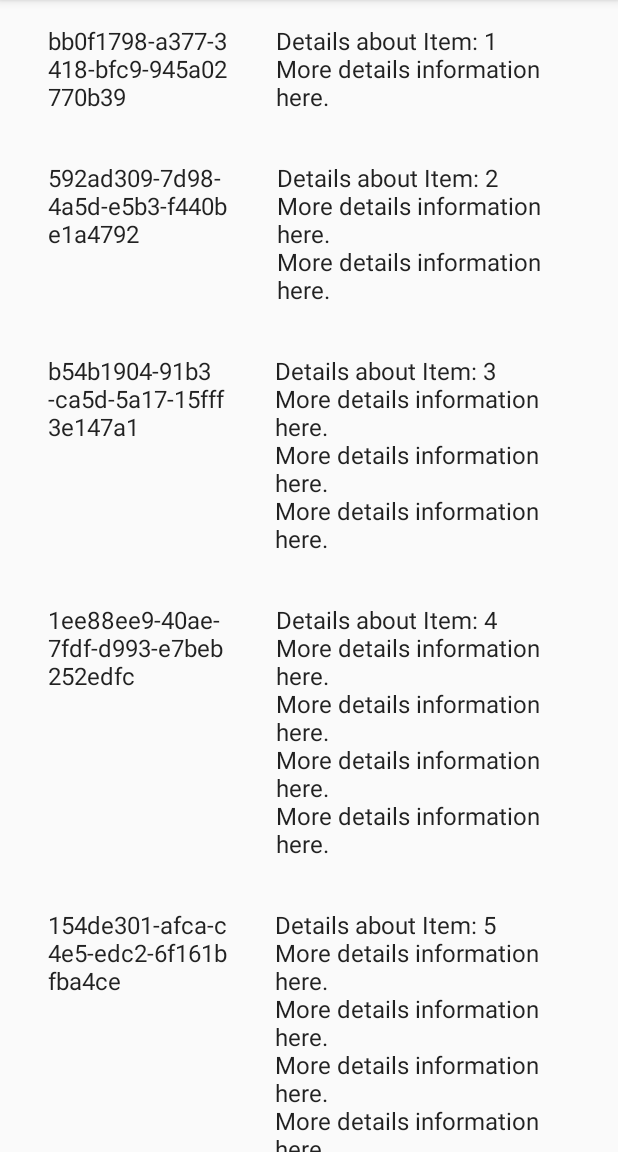
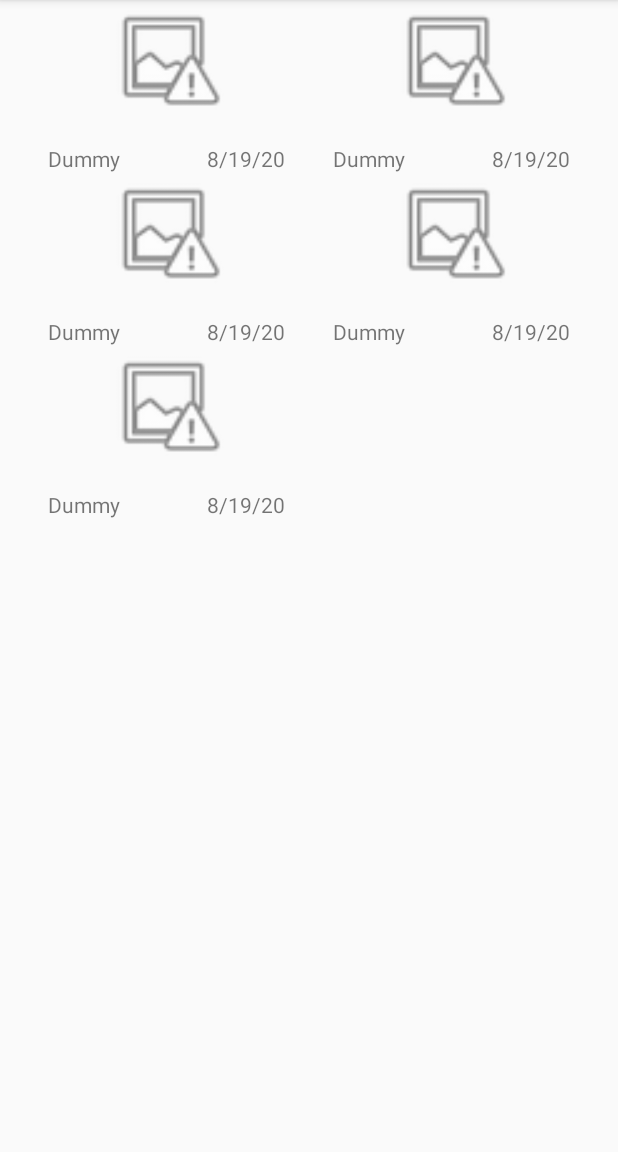
Before and after one commit to mressier/kta-tract-collection, an Android app: the screen it shows after launch (MainActivity), on a phone screen of 412 x 824 dp, the part 84-1236 px from its top. Run offline under Robolectric (Android 15) with nearby library versions, the phone set to English and light mode, and no system bars.

Commit message:
Add navigation on project

```diff
--- a/KtaTractCollection/app/build.gradle
+++ b/KtaTractCollection/app/build.gradle
@@ -1,6 +1,7 @@
 apply plugin: 'com.android.application'
 apply plugin: 'kotlin-android'
 apply plugin: 'kotlin-android-extensions'
+apply plugin: "androidx.navigation.safeargs"
 
 android {
     compileSdkVersion 29
--- a/KtaTractCollection/app/src/main/java/com/onion/ktatractcollection/Activities/MainActivity.kt
+++ b/KtaTractCollection/app/src/main/java/com/onion/ktatractcollection/Activities/MainActivity.kt
@@ -2,11 +2,20 @@ package com.onion.ktatractcollection.Activities
 
 import androidx.appcompat.app.AppCompatActivity
 import android.os.Bundle
+import androidx.navigation.findNavController
+import com.onion.ktatractcollection.Fragments.TractList.TractListFragment
+import com.onion.ktatractcollection.Fragments.TractList.TractListFragmentDirections
 import com.onion.ktatractcollection.R
+import java.util.*
 
-class MainActivity : AppCompatActivity() {
+class MainActivity : AppCompatActivity(), TractListFragment.Callbacks {
     override fun onCreate(savedInstanceState: Bundle?) {
         super.onCreate(savedInstanceState)
         setContentView(R.layout.activity_main)
     }
+
+    override fun onTractSelected(tractId: UUID) {
+        val action = TractListFragmentDirections.showTract(tractId.toString())
+        findNavController(R.id.nav_host_fragment).navigate(action)
+    }
 }
--- a/KtaTractCollection/app/src/main/java/com/onion/ktatractcollection/Fragments/TractList/MyTractRecyclerViewAdapter.kt
+++ b/KtaTractCollection/app/src/main/java/com/onion/ktatractcollection/Fragments/TractList/TractListAdapter.kt
@@ -8,14 +8,16 @@ import android.widget.TextView
 import com.onion.ktatractcollection.R
 
 import com.onion.ktatractcollection.Models.Tract
+import java.text.DateFormat
 
 /**
  * [RecyclerView.Adapter] that can display a [Tract].
  * TODO: Replace the implementation with code for your data type.
  */
-class MyTractRecyclerViewAdapter(
-    private val values: List<Tract>
-) : RecyclerView.Adapter<MyTractRecyclerViewAdapter.ViewHolder>() {
+class TractListAdapter(
+    private val values: List<Tract>,
+    private val callbacks: TractListFragment.Callbacks?
+) : RecyclerView.Adapter<TractListAdapter.ViewHolder>() {
 
     override fun onCreateViewHolder(parent: ViewGroup, viewType: Int): ViewHolder {
         val view = LayoutInflater.from(parent.context)
@@ -25,18 +27,19 @@ class MyTractRecyclerViewAdapter(
 
     override fun onBindViewHolder(holder: ViewHolder, position: Int) {
         val item = values[position]
-        holder.idView.text = item.id.toString()
-        holder.contentView.text = item.comment
+        holder.authorText.text = item.author
+        holder.dateText.text = DateFormat.getDateInstance(DateFormat.SHORT).format(item.discoveryDate)
+        holder.itemView.setOnClickListener { callbacks?.onTractSelected(item.id) }
     }
 
     override fun getItemCount(): Int = values.size
 
     inner class ViewHolder(view: View) : RecyclerView.ViewHolder(view) {
-        val idView: TextView = view.findViewById(R.id.item_number)
-        val contentView: TextView = view.findViewById(R.id.content)
+        val authorText: TextView = view.findViewById(R.id.author_text)
+        val dateText: TextView = view.findViewById(R.id.date_text)
 
         override fun toString(): String {
-            return super.toString() + " '" + contentView.text + "'"
+            return super.toString() + " '" + authorText.text + "'"
         }
     }
 }
--- a/KtaTractCollection/app/src/main/java/com/onion/ktatractcollection/Fragments/TractList/TractListFragment.kt
+++ b/KtaTractCollection/app/src/main/java/com/onion/ktatractcollection/Fragments/TractList/TractListFragment.kt
@@ -1,5 +1,6 @@
 package com.onion.ktatractcollection.Fragments.TractList
 
+import android.content.Context
 import android.os.Bundle
 import androidx.fragment.app.Fragment
 import androidx.recyclerview.widget.GridLayoutManager
@@ -8,22 +9,38 @@ import androidx.recyclerview.widget.RecyclerView
 import android.view.LayoutInflater
 import android.view.View
 import android.view.ViewGroup
+import androidx.lifecycle.ViewModelProvider
 import com.onion.ktatractcollection.R
 import com.onion.ktatractcollection.Fragments.TractList.dummy.DummyContent
+import java.util.*
 
 /**
  * A fragment representing a list of Items.
  */
 class TractListFragment : Fragment() {
 
-    private var columnCount = 1
+    /**
+     * Required interface for hosting activities
+     */
+    interface Callbacks {
+        fun onTractSelected(tractId: UUID)
+    }
+
+    /**
+     * Properties
+     */
+
+    private var callbacks: Callbacks? = null
+    private val viewModel: TractListViewModel by lazy {
+        ViewModelProvider(this).get(TractListViewModel::class.java)
+    }
+
+    /**
+     * View Life Cycle
+     */
 
     override fun onCreate(savedInstanceState: Bundle?) {
         super.onCreate(savedInstanceState)
-
-        arguments?.let {
-            columnCount = it.getInt(ARG_COLUMN_COUNT)
-        }
     }
 
     override fun onCreateView(
@@ -34,29 +51,20 @@ class TractListFragment : Fragment() {
 
         // Set the adapter
         if (view is RecyclerView) {
-            with(view) {
-                layoutManager = when {
-                    columnCount <= 1 -> LinearLayoutManager(context)
-                    else -> GridLayoutManager(context, columnCount)
-                }
-                adapter = MyTractRecyclerViewAdapter(DummyContent.ITEMS)
-            }
+            view.layoutManager =  GridLayoutManager(context, 2)
+            view.adapter = TractListAdapter(viewModel.tracts, callbacks)
         }
         return view
     }
 
-    companion object {
+    override fun onAttach(context: Context) {
+        super.onAttach(context)
+        callbacks = context as? Callbacks
+    }
 
-        // TODO: Customize parameter argument names
-        const val ARG_COLUMN_COUNT = "column-count"
+    override fun onDetach() {
+        super.onDetach()
+        callbacks = null
+    }
 
-        // TODO: Customize parameter initialization
-        @JvmStatic
-        fun newInstance(columnCount: Int) =
-            TractListFragment().apply {
-                arguments = Bundle().apply {
-                    putInt(ARG_COLUMN_COUNT, columnCount)
-                }
-            }
-    }
 }
--- /dev/null
+++ b/KtaTractCollection/app/src/main/java/com/onion/ktatractcollection/Fragments/TractList/TractListViewModel.kt
@@ -0,0 +1,10 @@
+package com.onion.ktatractcollection.Fragments.TractList
+
+import androidx.lifecycle.ViewModel
+import com.onion.ktatractcollection.Fragments.TractList.dummy.DummyContent
+import com.onion.ktatractcollection.Models.Tract
+
+class TractListViewModel: ViewModel() {
+
+    var tracts: List<Tract> = DummyContent.ITEMS
+}
--- a/KtaTractCollection/app/src/main/java/com/onion/ktatractcollection/Fragments/TractList/dummy/DummyContent.kt
+++ b/KtaTractCollection/app/src/main/java/com/onion/ktatractcollection/Fragments/TractList/dummy/DummyContent.kt
@@ -16,12 +16,7 @@ object DummyContent {
      */
     val ITEMS: MutableList<Tract> = ArrayList()
 
-    /**
-     * A map of sample (dummy) items, by ID.
-     */
-    val ITEM_MAP: MutableMap<String, Tract> = HashMap()
-
-    private val COUNT = 5
+    private const val COUNT = 5
 
     init {
         // Add some sample items.
--- a/KtaTractCollection/app/src/main/res/layout/fragment_tract_list_item.xml
+++ b/KtaTractCollection/app/src/main/res/layout/fragment_tract_list_item.xml
@@ -1,22 +1,58 @@
 <?xml version="1.0" encoding="utf-8"?>
-<LinearLayout xmlns:android="http://schemas.android.com/apk/res/android"
-    android:layout_width="wrap_content"
+<androidx.constraintlayout.widget.ConstraintLayout xmlns:android="http://schemas.android.com/apk/res/android"
+    xmlns:app="http://schemas.android.com/apk/res-auto"
+    xmlns:tools="http://schemas.android.com/tools"
+    android:layout_width="match_parent"
     android:layout_height="wrap_content"
     android:orientation="horizontal">
 
+    <ImageView
+        android:id="@+id/image_view"
+        android:layout_width="80dp"
+        android:layout_height="80dp"
+        app:layout_constraintEnd_toEndOf="parent"
+        app:layout_constraintStart_toStartOf="parent"
+        app:layout_constraintTop_toTopOf="parent"
+        app:srcCompat="@android:drawable/ic_menu_report_image" />
+
     <TextView
-        android:id="@+id/item_number"
+        android:id="@+id/author_text"
+        android:layout_width="0dp"
+        android:layout_height="wrap_content"
+        android:layout_marginTop="16dp"
+        android:text="Author"
+        app:layout_constraintEnd_toStartOf="@+id/guideline6"
+        app:layout_constraintStart_toStartOf="@+id/guideline2"
+        app:layout_constraintTop_toBottomOf="@+id/image_view" />
+
+    <TextView
+        android:id="@+id/date_text"
+        android:layout_width="0dp"
+        android:layout_height="wrap_content"
+        android:text="Date"
+        android:textAlignment="textEnd"
+        app:layout_constraintEnd_toStartOf="@+id/guideline5"
+        app:layout_constraintStart_toStartOf="@+id/guideline6"
+        app:layout_constraintTop_toTopOf="@+id/author_text" />
+
+    <androidx.constraintlayout.widget.Guideline
+        android:id="@+id/guideline2"
         android:layout_width="wrap_content"
         android:layout_height="wrap_content"
-        android:layout_margin="@dimen/text_margin"
-        android:layout_weight="90"
-        android:textAppearance="?attr/textAppearanceListItem" />
+        android:orientation="vertical"
+        app:layout_constraintGuide_begin="16dp" />
 
-    <TextView
-        android:id="@+id/content"
+    <androidx.constraintlayout.widget.Guideline
+        android:id="@+id/guideline5"
         android:layout_width="wrap_content"
         android:layout_height="wrap_content"
-        android:layout_margin="@dimen/text_margin"
-        android:layout_weight="10"
-        android:textAppearance="?attr/textAppearanceListItem" />
-</LinearLayout>
+        android:orientation="vertical"
+        app:layout_constraintGuide_end="16dp" />
+
+    <androidx.constraintlayout.widget.Guideline
+        android:id="@+id/guideline6"
+        android:layout_width="wrap_content"
+        android:layout_height="wrap_content"
+        android:orientation="vertical"
+        app:layout_constraintGuide_percent="0.50121653" />
+</androidx.constraintlayout.widget.ConstraintLayout>
--- a/KtaTractCollection/app/src/main/res/navigation/nav_graph.xml
+++ b/KtaTractCollection/app/src/main/res/navigation/nav_graph.xml
@@ -9,14 +9,20 @@
         android:id="@+id/tractFragment"
         android:name="com.onion.ktatractcollection.Fragments.Tract.TractFragment"
         android:label="tract_fragment"
-        tools:layout="@layout/tract_fragment" />
+        tools:layout="@layout/tract_fragment" >
+        <argument
+            android:name="crimeId"
+            app:argType="string" />
+    </fragment>
     <fragment
         android:id="@+id/tractListFragment"
         android:name="com.onion.ktatractcollection.Fragments.TractList.TractListFragment"
         android:label="fragment_tract_list"
         tools:layout="@layout/fragment_tract_list" >
         <action
-            android:id="@+id/action_tractListFragment_to_tractFragment"
-            app:destination="@id/tractFragment" />
+            android:id="@+id/show_tract"
+            app:destination="@id/tractFragment"
+            app:enterAnim="@anim/nav_default_enter_anim"
+            app:exitAnim="@anim/nav_default_exit_anim" />
     </fragment>
 </navigation>
--- a/KtaTractCollection/build.gradle
+++ b/KtaTractCollection/build.gradle
@@ -6,8 +6,12 @@ buildscript {
         jcenter()
     }
     dependencies {
+        def nav_version = "2.3.0"
+
         classpath "com.android.tools.build:gradle:4.0.1"
         classpath "org.jetbrains.kotlin:kotlin-gradle-plugin:$kotlin_version"
+
+        classpath "androidx.navigation:navigation-safe-args-gradle-plugin:$nav_version"
 
         // NOTE: Do not place your application dependencies here; they belong
         // in the individual module build.gradle files
```
